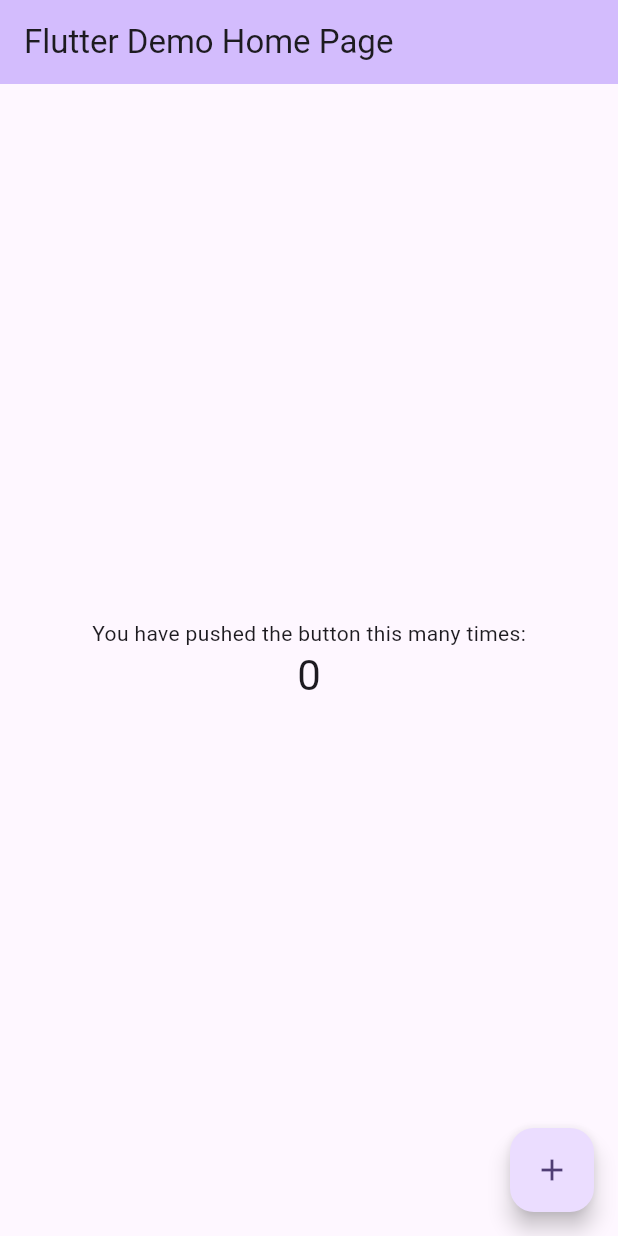
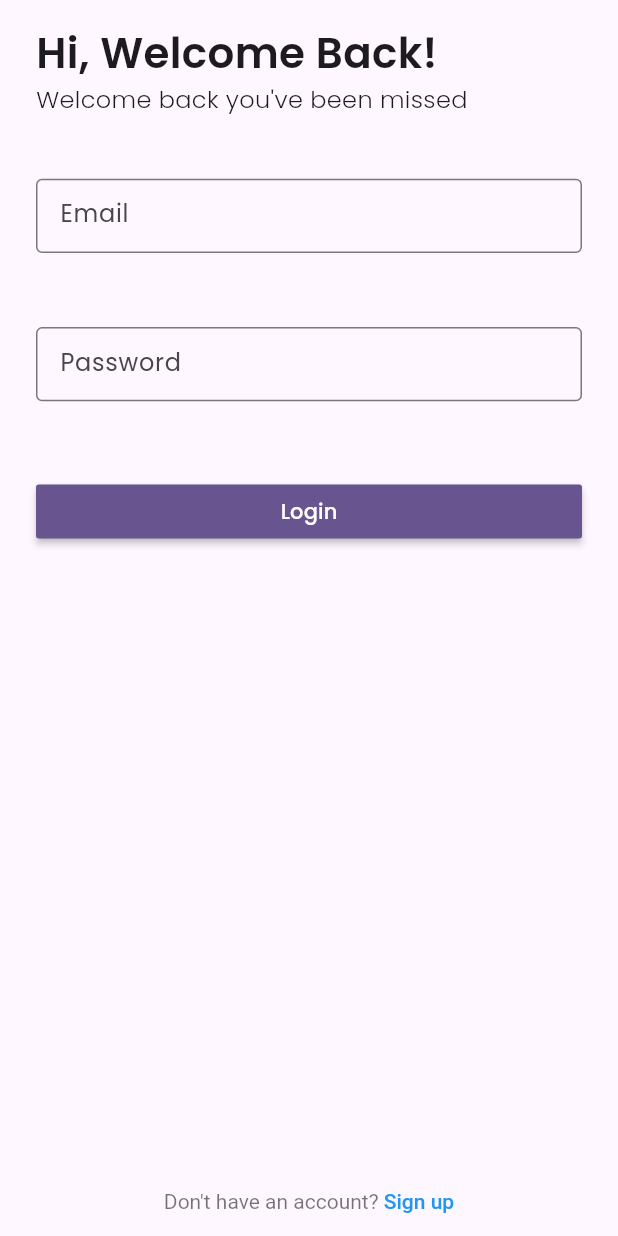
Before and after one commit to Shegzzy/chat_app, a Flutter app: the screen it shows after launch, on a phone screen of 412 x 824 dp. Run offline on Flutter 3.47's test engine with Material 3 defaults, Android fonts, the phone set to English and light mode, and no system bars; our stand-ins replace firebase_analytics, firebase_auth, firebase_core, get_it, google_fonts; accounts and stored records are empty.

Commit message:
added auth service and service registrar

```diff
--- a/lib/auth/login_screen.dart
+++ b/lib/auth/login_screen.dart
@@ -0,0 +1,130 @@
+import 'package:chat_app/widgets/custom_form_field/form_field.dart';
+import 'package:flutter/material.dart';
+
+class LoginScreen extends StatefulWidget {
+  const LoginScreen({super.key});
+
+  @override
+  State<LoginScreen> createState() => _LoginScreenState();
+}
+
+class _LoginScreenState extends State<LoginScreen> {
+  @override
+  Widget build(BuildContext context) {
+    return Scaffold(
+      body: Padding(
+        padding: const EdgeInsets.symmetric(horizontal: 24, vertical: 15),
+        child: _buildUI(),
+      ),
+    );
+  }
+
+  // Ui body
+  Widget _buildUI() {
+    return SafeArea(
+      child: Column(
+        crossAxisAlignment: CrossAxisAlignment.start,
+        children: [
+          _buildHeader(),
+
+          _loginForm(),
+
+          _createAccountText()
+        ],
+      ),
+    );
+  }
+
+  // UI header
+  Widget _buildHeader() {
+    return const Column(
+      mainAxisSize: MainAxisSize.max,
+      mainAxisAlignment: MainAxisAlignment.start,
+      crossAxisAlignment: CrossAxisAlignment.start,
+      children: [
+        Text('Hi, Welcome Back!',
+          style: TextStyle(
+            fontSize: 28,
+            fontWeight: FontWeight.w600
+          ),
+        ),
+
+        Text('Welcome back you\'ve been missed',
+          style: TextStyle(
+            fontWeight: FontWeight.w300,
+            fontSize: 16
+          ),
+        ),
+      ],
+    );
+  }
+
+  // Login form
+  Widget _loginForm() {
+    return Expanded(
+      child: SingleChildScrollView(
+        child: Container(
+          margin: EdgeInsets.symmetric(vertical: MediaQuery.sizeOf(context).height * 0.05),
+          child: Form(
+            child: Column(
+              children: [
+                CustomFormField(
+                  height: MediaQuery.sizeOf(context).height * 0.06,
+                  hintText: 'Email',
+                ),
+
+                SizedBox(height: MediaQuery.sizeOf(context).height * 0.06,),
+
+                CustomFormField(
+                  height: MediaQuery.sizeOf(context).height * 0.06,
+                  hintText: 'Password',
+                ),
+
+                SizedBox(height: MediaQuery.sizeOf(context).height * 0.06),
+
+                _loginButton(),
+              ],
+            ),
+          ),
+        ),
+      ),
+    );
+  }
+
+  // Login button
+  Widget _loginButton() {
+    return SizedBox(
+      width: MediaQuery.sizeOf(context).width,
+      child: MaterialButton(
+        onPressed: (){},
+        color: Theme.of(context).primaryColor,
+        child: Text('Login', style: TextStyle(color: Colors.white),),
+      ),
+    );
+  }
+
+  Widget _createAccountText() {
+    return Center(
+      child: RichText(
+        text: const TextSpan(
+          children: [
+            TextSpan(
+              style: TextStyle(
+                color: Colors.black54
+              ),
+              text: 'Don\'t have an account?'
+            ),
+
+            TextSpan(
+              text: ' Sign up',
+              style: TextStyle(
+                color: Colors.blue,
+                fontWeight: FontWeight.w500
+              )
+            )
+          ]
+        ),
+      ),
+    );
+  }
+}
--- a/lib/main.dart
+++ b/lib/main.dart
@@ -1,125 +1,39 @@
+import 'package:chat_app/firebase_options.dart';
+import 'package:chat_app/utils/registra.dart';
+import 'package:firebase_analytics/firebase_analytics.dart';
+import 'package:firebase_core/firebase_core.dart';
 import 'package:flutter/material.dart';
+import 'package:google_fonts/google_fonts.dart';
 
-void main() {
+import 'auth/login_screen.dart';
+
+Future<void> main() async {
+  WidgetsFlutterBinding.ensureInitialized();
+  await setupFirebase();
   runApp(const MyApp());
+}
+
+Future<void> setupFirebase() async{
+  await Firebase.initializeApp(
+    options: DefaultFirebaseOptions.currentPlatform
+  );
+  await registerServices();
 }
 
 class MyApp extends StatelessWidget {
   const MyApp({super.key});
 
-  // This widget is the root of your application.
   @override
   Widget build(BuildContext context) {
     return MaterialApp(
-      title: 'Flutter Demo',
+      title: 'Chat',
       theme: ThemeData(
-        // This is the theme of your application.
-        //
-        // TRY THIS: Try running your application with "flutter run". You'll see
-        // the application has a purple toolbar. Then, without quitting the app,
-        // try changing the seedColor in the colorScheme below to Colors.green
-        // and then invoke "hot reload" (save your changes or press the "hot
-        // reload" button in a Flutter-supported IDE, or press "r" if you used
-        // the command line to start the app).
-        //
-        // Notice that the counter didn't reset back to zero; the application
-        // state is not lost during the reload. To reset the state, use hot
-        // restart instead.
-        //
-        // This works for code too, not just values: Most code changes can be
-        // tested with just a hot reload.
         colorScheme: ColorScheme.fromSeed(seedColor: Colors.deepPurple),
         useMaterial3: true,
+        textTheme: GoogleFonts.poppinsTextTheme()
       ),
-      home: const MyHomePage(title: 'Flutter Demo Home Page'),
+      debugShowCheckedModeBanner: false,
+      home: LoginScreen(),
     );
   }
 }
-
-class MyHomePage extends StatefulWidget {
-  const MyHomePage({super.key, required this.title});
-
-  // This widget is the home page of your application. It is stateful, meaning
-  // that it has a State object (defined below) that contains fields that affect
-  // how it looks.
-
-  // This class is the configuration for the state. It holds the values (in this
-  // case the title) provided by the parent (in this case the App widget) and
-  // used by the build method of the State. Fields in a Widget subclass are
-  // always marked "final".
-
-  final String title;
-
-  @override
-  State<MyHomePage> createState() => _MyHomePageState();
-}
-
-class _MyHomePageState extends State<MyHomePage> {
-  int _counter = 0;
-
-  void _incrementCounter() {
-    setState(() {
-      // This call to setState tells the Flutter framework that something has
-      // changed in this State, which causes it to rerun the build method below
-      // so that the display can reflect the updated values. If we changed
-      // _counter without calling setState(), then the build method would not be
-      // called again, and so nothing would appear to happen.
-      _counter++;
-    });
-  }
-
-  @override
-  Widget build(BuildContext context) {
-    // This method is rerun every time setState is called, for instance as done
-    // by the _incrementCounter method above.
-    //
-    // The Flutter framework has been optimized to make rerunning build methods
-    // fast, so that you can just rebuild anything that needs updating rather
-    // than having to individually change instances of widgets.
-    return Scaffold(
-      appBar: AppBar(
-        // TRY THIS: Try changing the color here to a specific color (to
-        // Colors.amber, perhaps?) and trigger a hot reload to see the AppBar
-        // change color while the other colors stay the same.
-        backgroundColor: Theme.of(context).colorScheme.inversePrimary,
-        // Here we take the value from the MyHomePage object that was created by
-        // the App.build method, and use it to set our appbar title.
-        title: Text(widget.title),
-      ),
-      body: Center(
-        // Center is a layout widget. It takes a single child and positions it
-        // in the middle of the parent.
-        child: Column(
-          // Column is also a layout widget. It takes a list of children and
-          // arranges them vertically. By default, it sizes itself to fit its
-          // children horizontally, and tries to be as tall as its parent.
-          //
-          // Column has various properties to control how it sizes itself and
-          // how it positions its children. Here we use mainAxisAlignment to
-          // center the children vertically; the main axis here is the vertical
-          // axis because Columns are vertical (the cross axis would be
-          // horizontal).
-          //
-          // TRY THIS: Invoke "debug painting" (choose the "Toggle Debug Paint"
-          // action in the IDE, or press "p" in the console), to see the
-          // wireframe for each widget.
-          mainAxisAlignment: MainAxisAlignment.center,
-          children: <Widget>[
-            const Text(
-              'You have pushed the button this many times:',
-            ),
-            Text(
-              '$_counter',
-              style: Theme.of(context).textTheme.headlineMedium,
-            ),
-          ],
-        ),
-      ),
-      floatingActionButton: FloatingActionButton(
-        onPressed: _incrementCounter,
-        tooltip: 'Increment',
-        child: const Icon(Icons.add),
-      ), // This trailing comma makes auto-formatting nicer for build methods.
-    );
-  }
-}
--- /dev/null
+++ b/lib/services/auth_service.dart
@@ -0,0 +1,26 @@
+import 'package:firebase_auth/firebase_auth.dart';
+import 'package:flutter/cupertino.dart';
+
+class AuthService {
+  final FirebaseAuth _firebaseAuth = FirebaseAuth.instance;
+
+  User? _user;
+  User? get user => _user;
+
+  AuthService();
+
+  Future<bool> login(String email, password) async{
+    try{
+      var creds = await _firebaseAuth.signInWithEmailAndPassword(email: email, password: password);
+
+      if(creds.user != null) {
+        _user = creds.user;
+        return true;
+      }
+    }catch (e){
+      debugPrint('Error login in $e');
+    }
+    return false;
+  }
+
+}
--- /dev/null
+++ b/lib/utils/registra.dart
@@ -0,0 +1,7 @@
+import 'package:chat_app/services/auth_service.dart';
+import 'package:get_it/get_it.dart';
+
+Future<void> registerServices() async{
+  final GetIt getIt = GetIt.instance;
+  getIt.registerSingleton<AuthService>(AuthService());
+}
--- a/lib/widgets/custom_form_field/form_field.dart
+++ b/lib/widgets/custom_form_field/form_field.dart
@@ -0,0 +1,21 @@
+import 'package:flutter/material.dart';
+
+class CustomFormField extends StatelessWidget {
+  final String hintText;
+  final double height;
+
+  const CustomFormField({super.key, required this.hintText, required this.height});
+
+  @override
+  Widget build(BuildContext context) {
+    return SizedBox(
+      height: height,
+      child: TextFormField(
+        decoration: InputDecoration(
+          hintText: hintText,
+          border: const OutlineInputBorder()
+        ),
+      ),
+    );
+  }
+}
--- a/pubspec.yaml
+++ b/pubspec.yaml
@@ -22,6 +22,7 @@ dependencies:
   image_picker: ^1.1.2
   path: ^1.9.0
   google_fonts: ^6.2.1
+  firebase_analytics: ^11.3.6
 
 dev_dependencies:
   flutter_test:
```
Also changed, not shown: pubspec.lock.
